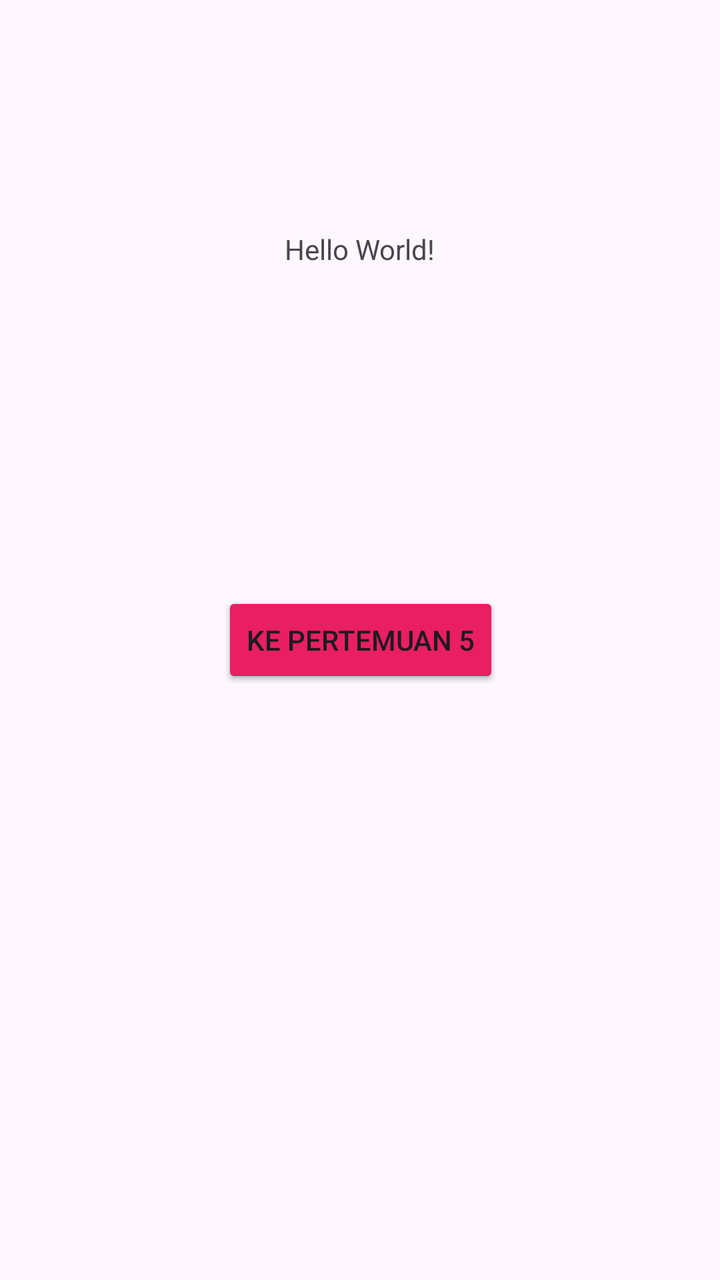
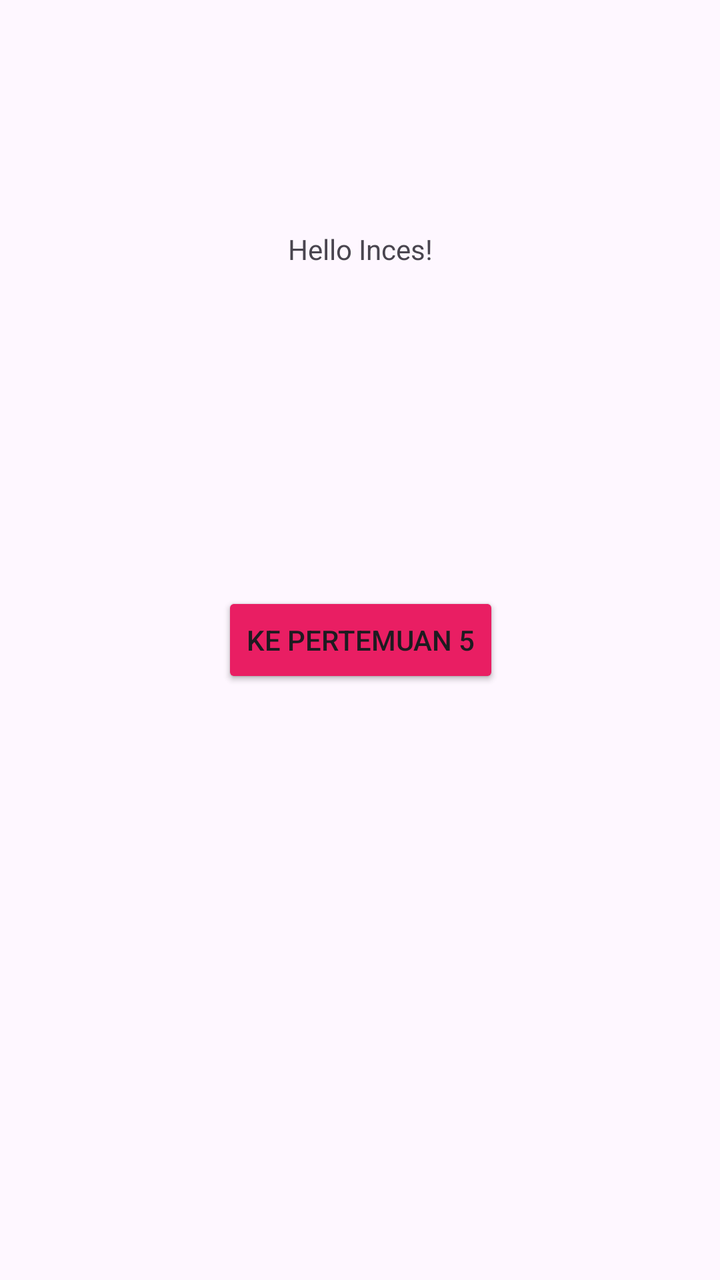

The first picture is an Android layout as it rendered before a commit; the second is the same layout after the commit. The layout source and the unified diff follow.
<!-- AndroidManifest.xml: application theme Theme.Venuszhierly -->
<!-- res/layout/activity_main.xml -->
<?xml version="1.0" encoding="utf-8"?>
<androidx.constraintlayout.widget.ConstraintLayout xmlns:android="http://schemas.android.com/apk/res/android"
    xmlns:app="http://schemas.android.com/apk/res-auto"
    xmlns:tools="http://schemas.android.com/tools"
    android:id="@+id/main"
    android:layout_width="match_parent"
    android:layout_height="match_parent"
    tools:context=".MainActivity">

    <TextView
        android:id="@+id/tvHello"
        android:layout_width="wrap_content"
        android:layout_height="wrap_content"
        android:layout_marginBottom="162dp"
        android:text="Hello World!"
        app:layout_constraintBottom_toTopOf="@+id/btnToFourth"
        app:layout_constraintEnd_toEndOf="parent"
        app:layout_constraintStart_toStartOf="parent"
        app:layout_constraintTop_toTopOf="parent"
        app:layout_constraintVertical_bias="1.0" />

    <Button
        android:id="@+id/btnToFourth"
        android:layout_width="wrap_content"
        android:layout_height="wrap_content"
        android:text="Ke Pertemuan 4"
        android:backgroundTint="#E91E63"
        app:layout_constraintBottom_toBottomOf="parent"
        app:layout_constraintEnd_toEndOf="parent"
        app:layout_constraintStart_toStartOf="parent"
        app:layout_constraintTop_toTopOf="parent" />

    <Button
        android:id="@+id/btnToFifth"
        android:layout_width="wrap_content"
        android:layout_height="wrap_content"
        android:text="Ke Pertemuan 5"
        android:backgroundTint="#E91E63"
        app:layout_constraintBottom_toBottomOf="parent"
        app:layout_constraintHorizontal_bias="0.503"
        app:layout_constraintEnd_toEndOf="parent"
        app:layout_constraintStart_toStartOf="parent"
        app:layout_constraintTop_toTopOf="parent" />

</androidx.constraintlayout.widget.ConstraintLayout>
<!-- resources referenced by this layout -->
<resources>
  <style name="Theme.Venuszhierly" parent="Base.Theme.Venuszhierly" />
  <style name="Base.Theme.Venuszhierly" parent="Theme.Material3.DayNight.NoActionBar">
          
          
      </style>
</resources>

<!-- the commit's change to res/layout/activity_main.xml (unified diff, before → after) -->
@@ -12,7 +12,7 @@
         android:layout_width="wrap_content"
         android:layout_height="wrap_content"
         android:layout_marginBottom="162dp"
-        android:text="Hello World!"
+        android:text="Hello Inces!"
         app:layout_constraintBottom_toTopOf="@+id/btnToFourth"
         app:layout_constraintEnd_toEndOf="parent"
         app:layout_constraintStart_toStartOf="parent"
